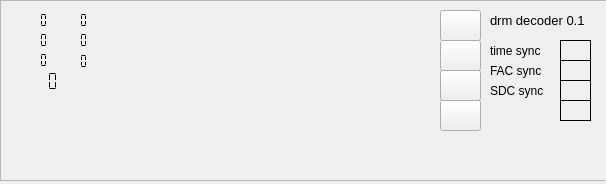
Above: swreceiver/plugins/decoders/drm-decoder/widget.ui from JvanKatwijk/sdr-j-sw before the change. Below: the same form after it.
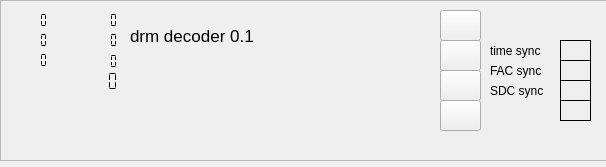
That is the form after the change.

Patch:
```diff
--- a/swreceiver/plugins/decoders/drm-decoder/widget.ui
+++ b/swreceiver/plugins/decoders/drm-decoder/widget.ui
@@ -7,7 +7,7 @@
     <x>0</x>
     <y>0</y>
     <width>606</width>
-    <height>184</height>
+    <height>167</height>
    </rect>
   </property>
   <property name="windowTitle">
@@ -19,7 +19,7 @@
      <x>0</x>
      <y>0</y>
      <width>661</width>
-     <height>181</height>
+     <height>161</height>
     </rect>
    </property>
    <property name="frameShape">
@@ -31,15 +31,15 @@
    <widget class="QLabel" name="drmName">
     <property name="geometry">
      <rect>
-      <x>490</x>
-      <y>10</y>
-      <width>101</width>
-      <height>21</height>
+      <x>130</x>
+      <y>20</y>
+      <width>201</width>
+      <height>31</height>
      </rect>
     </property>
     <property name="font">
      <font>
-      <pointsize>10</pointsize>
+      <pointsize>13</pointsize>
      </font>
     </property>
     <property name="text">
@@ -49,7 +49,7 @@
    <widget class="QLCDNumber" name="show_int_offset">
     <property name="geometry">
      <rect>
-      <x>50</x>
+      <x>80</x>
       <y>10</y>
       <width>41</width>
       <height>21</height>
@@ -65,7 +65,7 @@
    <widget class="QLCDNumber" name="show_small_offset">
     <property name="geometry">
      <rect>
-      <x>50</x>
+      <x>80</x>
       <y>30</y>
       <width>41</width>
       <height>21</height>
@@ -184,8 +184,8 @@
    <widget class="QLabel" name="stationLabel">
     <property name="geometry">
      <rect>
-      <x>10</x>
-      <y>140</y>
+      <x>130</x>
+      <y>50</y>
       <width>131</width>
       <height>21</height>
      </rect>
@@ -219,7 +219,7 @@
    <widget class="QLCDNumber" name="snrDisplay">
     <property name="geometry">
      <rect>
-      <x>10</x>
+      <x>70</x>
       <y>70</y>
       <width>51</width>
       <height>23</height>
@@ -357,7 +357,7 @@
    <widget class="QLCDNumber" name="angleDisplay">
     <property name="geometry">
      <rect>
-      <x>50</x>
+      <x>80</x>
       <y>50</y>
       <width>41</width>
       <height>23</height>
@@ -390,7 +390,7 @@
     <property name="geometry">
      <rect>
       <x>150</x>
-      <y>140</y>
+      <y>130</y>
       <width>451</width>
       <height>21</height>
      </rect>
@@ -405,10 +405,10 @@
    <widget class="QLabel" name="pictureLabel">
     <property name="geometry">
      <rect>
-      <x>210</x>
+      <x>300</x>
       <y>10</y>
-      <width>161</width>
-      <height>161</height>
+      <width>131</width>
+      <height>101</height>
      </rect>
     </property>
     <property name="text">
```
Left out of the diff: 36 changed lines with no effect on the pictures.
